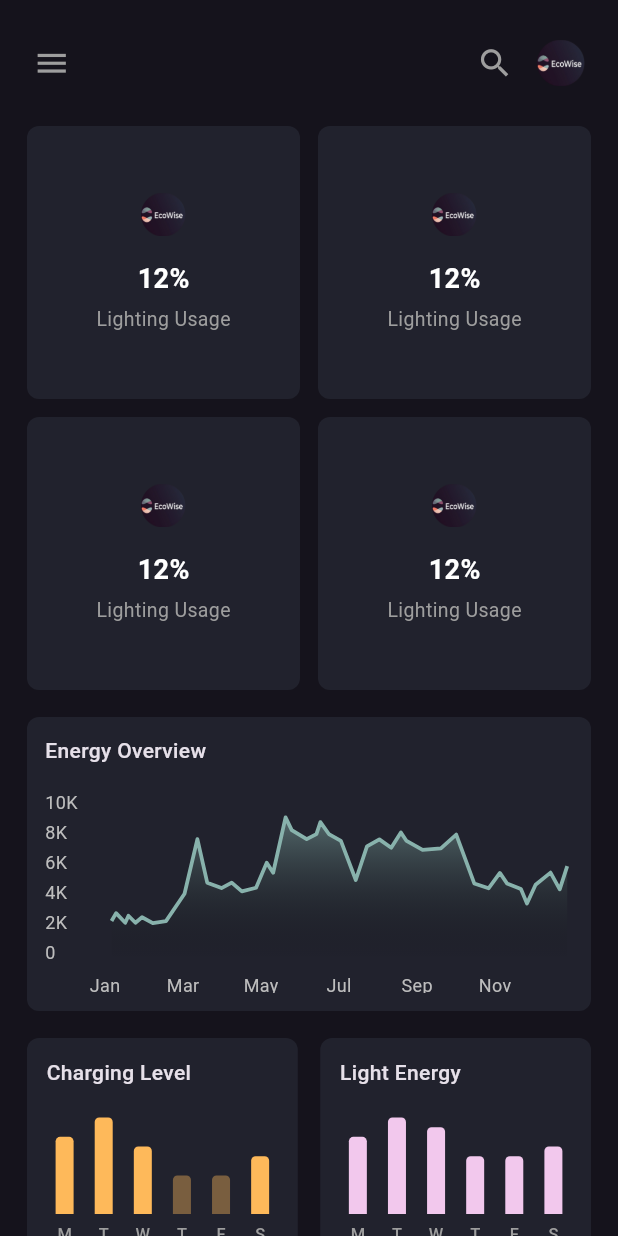
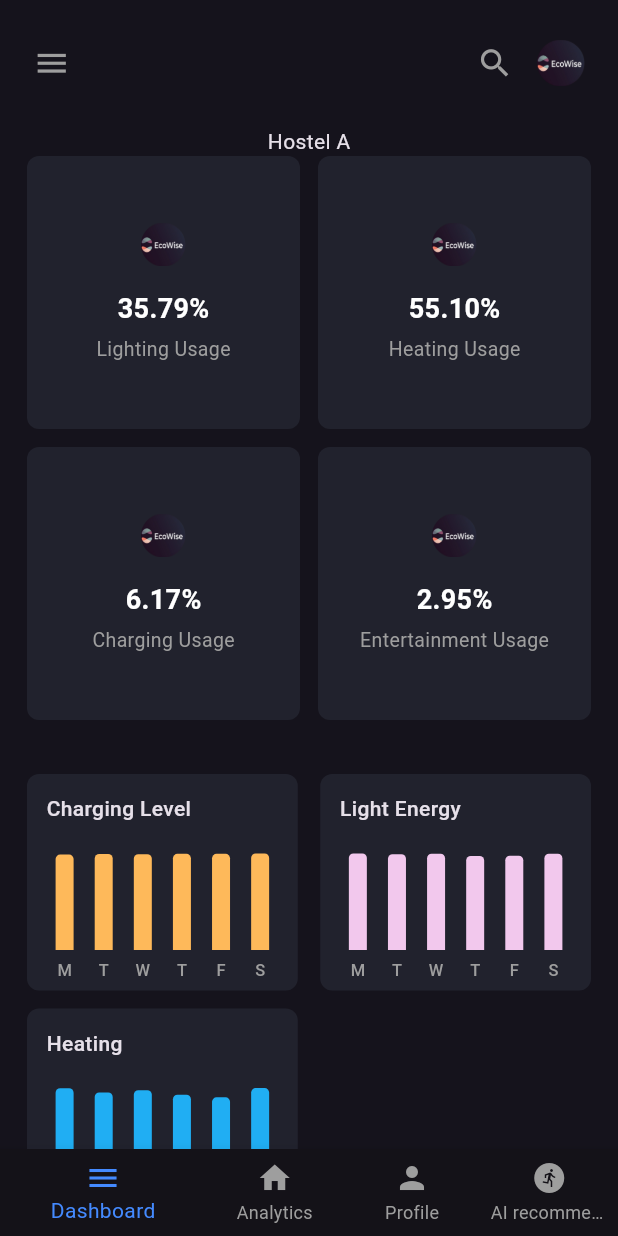
Before and after one commit to MurimiCaroline/EcoWise, a Flutter app: the Dashboard screen opened by its route, on a phone screen of 412 x 824 dp. Run offline on Flutter 3.47's test engine with Material 3 defaults, Android fonts, the light colour scheme and no system bars; drawn by our look-alikes of fl_chart; our stand-ins replace firebase_auth, firebase_core; accounts and stored records are empty.

Commit message:
add bottom navigation bar

```diff
--- a/lib/Widgets/custom_card_widget.dart
+++ b/lib/Widgets/custom_card_widget.dart
@@ -17,7 +17,7 @@ class CustomCard extends StatelessWidget {
         color: color ?? cardBackgroundColor,
       ),
       child: Padding(
-        padding: padding ?? EdgeInsets.all(12.0),
+        padding: padding ?? EdgeInsets.all(8.0),
         child: child,
       ),
     );
--- a/lib/Widgets/dashboard_widget.dart
+++ b/lib/Widgets/dashboard_widget.dart
@@ -1,10 +1,10 @@
 
 import 'package:eco_wise/Util/responsive.dart';
 import 'package:eco_wise/Widgets/bar_graph_widget.dart';
+import 'package:eco_wise/Widgets/hostelcard.dart';
 import 'package:eco_wise/Widgets/summary_widget.dart';
 import 'package:eco_wise/widgets/activity_details_card.dart';
 import 'package:eco_wise/widgets/header_widget.dart';
-import 'package:eco_wise/widgets/line_chart_card.dart';
 import 'package:flutter/material.dart';
 
 class DashboardWidget extends StatelessWidget {
@@ -20,9 +20,10 @@ class DashboardWidget extends StatelessWidget {
             const SizedBox(height: 18),
             const HeaderWidget(),
             const SizedBox(height: 18),
+            const HostelName(),
             const ActivityDetailsCard(),
             const SizedBox(height: 18),
-            const LineChartCard(),
+            // const LineChartCard(),
             const SizedBox(height: 18),
             const BarGraphCard(),
             const SizedBox(height: 18),
--- /dev/null
+++ b/lib/Widgets/hostelcard.dart
@@ -0,0 +1,12 @@
+import 'package:flutter/material.dart';
+
+class HostelName extends StatelessWidget {
+  const HostelName({super.key});
+
+  @override
+  Widget build(BuildContext context) {
+    return Container(
+      child: Text("Hostel A"),
+    );
+  }
+}
--- a/lib/Widgets/pie_chart_widget.dart
+++ b/lib/Widgets/pie_chart_widget.dart
@@ -30,7 +30,7 @@ class Chart extends StatelessWidget {
               children: [
                 const SizedBox(height: defaultPadding),
                 Text(
-                  "70%",
+                  "61.8%",
                   style: Theme.of(context).textTheme.headlineMedium!.copyWith(
                         color: Colors.white,
                         fontWeight: FontWeight.w600,
--- a/lib/Widgets/summary_details.dart
+++ b/lib/Widgets/summary_details.dart
@@ -12,9 +12,10 @@ class SummaryDetails extends StatelessWidget {
       child: Row(
         mainAxisAlignment: MainAxisAlignment.spaceBetween,
         children: [
-          buildDetails('Lighting', '305kw'),
-          buildDetails('Charging', '10983kw'),
-          buildDetails('Heating', '7kw'),
+          buildDetails('Lighting', '50kw'),
+          buildDetails('Charging', '8kW'),
+          buildDetails('Heating', '63kw'),
+          buildDetails('Entertainment', '4kw'),
 
         ],
       ),
--- a/lib/data/bar_graph_data.dart
+++ b/lib/data/bar_graph_data.dart
@@ -9,31 +9,31 @@ class BarGraphData {
         label: "Charging Level",
         color: Color(0xFFFEB95A),
         graph: [
-          GraphModel(x: 0, y: 8),
-          GraphModel(x: 1, y: 10),
-          GraphModel(x: 2, y: 7),
-          GraphModel(x: 3, y: 4),
-          GraphModel(x: 4, y: 4),
-          GraphModel(x: 5, y: 6),
+          GraphModel(x: 0, y: 7.82),
+          GraphModel(x: 1, y: 7.87),
+          GraphModel(x: 2, y: 7.85),
+          GraphModel(x: 3, y: 7.88),
+          GraphModel(x: 4, y: 7.88),
+          GraphModel(x: 5, y: 7.91),
         ]),
     const BarGraphModel(label: "Light Energy", color: Color(0xFFF2C8ED), graph: [
-      GraphModel(x: 0, y: 8),
-      GraphModel(x: 1, y: 10),
-      GraphModel(x: 2, y: 9),
-      GraphModel(x: 3, y: 6),
-      GraphModel(x: 4, y: 6),
-      GraphModel(x: 5, y: 7),
+      GraphModel(x: 0, y: 35.78),
+      GraphModel(x: 1, y: 35.52),
+      GraphModel(x: 2, y: 35.67),
+      GraphModel(x: 3, y: 34.89),
+      GraphModel(x: 4, y: 34.94),
+      GraphModel(x: 5, y: 35.68),
     ]),
     const BarGraphModel(
         label: "Heating",
         color: Color(0xFF20AEF3),
         graph: [
-          GraphModel(x: 0, y: 7),
-          GraphModel(x: 1, y: 10),
-          GraphModel(x: 2, y: 7),
-          GraphModel(x: 3, y: 4),
-          GraphModel(x: 4, y: 4),
-          GraphModel(x: 5, y: 10),
+          GraphModel(x: 0, y: 55.01),
+          GraphModel(x: 1, y: 52.65),
+          GraphModel(x: 2, y: 53.89),
+          GraphModel(x: 3, y: 51.27),
+          GraphModel(x: 4, y: 49.82),
+          GraphModel(x: 5, y: 55.09),
         ]),
   ];
 
--- /dev/null
+++ b/lib/data/bottomNave_data.dart
@@ -0,0 +1,15 @@
+import 'package:eco_wise/model/icon_menu_model.dart';
+import 'package:flutter/material.dart';
+
+class BottonNavData {
+  final menu =  <MenuModel>[
+    MenuModel(icon: Icons.menu, title: 'Dashboard', onTap: (){ }),
+    MenuModel(icon: Icons.home, title: 'Analytics', onTap: () {  }),
+    MenuModel(icon: Icons.person, title: 'Profile', onTap: () {  }),
+    MenuModel(icon: Icons.run_circle, title: 'AI recommendations', onTap: () {
+
+     }),
+
+
+  ];
+}
--- a/lib/data/energy_details.dart
+++ b/lib/data/energy_details.dart
@@ -2,9 +2,9 @@ import 'package:eco_wise/model/energy_model.dart';
 
 class EnergyDetails{
   final energyData = [
-    EnergyModel(icon: "assets/images/ic_launcher.png", value: "12%", title: "Lighting Usage"),
-    EnergyModel(icon: "assets/images/ic_launcher.png", value: "12%", title: "Lighting Usage"),
-    EnergyModel(icon: "assets/images/ic_launcher.png", value: "12%", title: "Lighting Usage"),
-    EnergyModel(icon: "assets/images/ic_launcher.png", value: "12%", title: "Lighting Usage"),
+    EnergyModel(icon: "assets/images/ic_launcher.png", value: "35.79%", title: "Lighting Usage"),
+    EnergyModel(icon: "assets/images/ic_launcher.png", value: "55.10%", title: "Heating Usage"),
+    EnergyModel(icon: "assets/images/ic_launcher.png", value: "6.17%", title: "Charging Usage"),
+    EnergyModel(icon: "assets/images/ic_launcher.png", value: "2.95%", title: "Entertainment Usage"),
   ];
 }
--- a/lib/data/line_chart_data.dart
+++ b/lib/data/line_chart_data.dart
@@ -56,17 +56,12 @@ class LineData {
     100: '10K'
   };
   final bottomTitle = {
-    0: 'Jan',
-    10: 'Feb',
-    20: 'Mar',
-    30: 'Apr',
-    40: 'May',
-    50: 'Jun',
-    60: 'Jul',
-    70: 'Aug',
-    80: 'Sep',
-    90: 'Oct',
-    100: 'Nov',
-    110: 'Dec',
+    0: 'Mon',
+    20: 'Tue',
+    40: 'Wed',
+    60: 'Thur',
+    80: 'Fri',
+    100: 'Sat',
+
   };
 }
--- a/lib/data/schedule_task_data.dart
+++ b/lib/data/schedule_task_data.dart
@@ -2,8 +2,8 @@ import 'package:eco_wise/model/schedule_model.dart';
 
 class ScheduleTasksData {
   final scheduled = const [
-    ScheduledModel(title: "Peak Usage Time", date: "9AM - 10AM"),
-    ScheduledModel(title: "Moderate Ussage", date: "5PM - 6PM"),
-    ScheduledModel(title: "Low Usage Time", date: "9AM - 10AM"),
+    ScheduledModel(title: "Peak Usage Time", date: "6PM - 10PM"),
+    ScheduledModel(title: "Moderate Ussage", date: "11PM - 10AM"),
+    ScheduledModel(title: "Low Usage Time", date: "1PM - 4pM"),
   ];
 }
--- a/lib/data/side_menu_data.dart
+++ b/lib/data/side_menu_data.dart
@@ -1,4 +1,4 @@
-import 'package:eco_wise/model/menu_model.dart';
+import 'package:eco_wise/model/icon_menu_model.dart';
 import 'package:firebase_auth/firebase_auth.dart';
 import 'package:flutter/material.dart';
 
--- a/lib/main.dart
+++ b/lib/main.dart
@@ -2,8 +2,6 @@ import 'package:eco_wise/Core/constants/colours.dart';
 import 'package:eco_wise/screen/homepage.dart';
 import 'package:eco_wise/screen/login.dart';
 import 'package:eco_wise/screen/dashboard_main_screen.dart';
-import 'package:eco_wise/screen/splashscreen.dart';
-import 'package:eco_wise/Widgets/input_form.dart';
 import 'package:firebase_core/firebase_core.dart';
 import 'package:flutter/foundation.dart';
 import 'package:flutter/material.dart';
@@ -39,7 +37,7 @@ class MyApp extends StatelessWidget {
       routes: {
         '/home': (context) => HomePage(),
         '/logIn' : (context) => LogInPage(),
-        '/inputForm' : (context) => InputForm(),
+        // '/inputForm' : (context) => InputForm(),
          '/dashboard' : (context) => Dashboard(),
 
 
--- a/lib/screen/dashboard_main_screen.dart
+++ b/lib/screen/dashboard_main_screen.dart
@@ -1,12 +1,25 @@
-
+import 'package:eco_wise/Core/constants/colours.dart';
 import 'package:eco_wise/Util/responsive.dart';
 import 'package:eco_wise/Widgets/summary_widget.dart';
+import 'package:eco_wise/data/bottomNave_data.dart';
+import 'package:eco_wise/model/icon_menu_model.dart';
+ // Import BottomNavData
 import 'package:eco_wise/widgets/dashboard_widget.dart';
 import 'package:eco_wise/widgets/side_menu_widgets.dart';
 import 'package:flutter/material.dart';
 
-class Dashboard extends StatelessWidget {
+class Dashboard extends StatefulWidget {
   const Dashboard({super.key});
+
+  @override
+  _DashboardState createState() => _DashboardState();
+}
+
+class _DashboardState extends State<Dashboard> {
+  int _selectedIndex = 0;
+
+  // Use the menu from BottomNavData
+  final List<MenuModel> menuItems = BottonNavData().menu;
 
   @override
   Widget build(BuildContext context) {
@@ -14,10 +27,7 @@ class Dashboard extends StatelessWidget {
 
     return Scaffold(
       drawer: !isDesktop
-          ? const SizedBox(
-              width: 300,
-              child: SideMenuWidget(),
-            )
+          ? const SizedBox(width: 300, child: SideMenuWidget())
           : null,
       endDrawer: Responsive.isMobile(context)
           ? SizedBox(
@@ -26,26 +36,34 @@ class Dashboard extends StatelessWidget {
             )
           : null,
       body: SafeArea(
-        child: Row(
+        child: IndexedStack(
+          index: _selectedIndex,
           children: [
-            if (isDesktop)
-              Expanded(
-                flex: 2,
-                child: SizedBox(
-                  child: SideMenuWidget(),
-                ),
-              ),
-            Expanded(
-              flex: 7,
-              child: DashboardWidget(),
-            ),
-            if (isDesktop)
-              Expanded(
-                flex: 3,
-                child: SummaryWidget(),
-              ),
+            DashboardWidget(),
+
           ],
         ),
+      ),
+      bottomNavigationBar: BottomNavigationBar(
+
+        items: menuItems.map((menu) {
+          return BottomNavigationBarItem(
+            icon: Icon(menu.icon),
+            label: menu.title,
+          );
+        }).toList(),
+        currentIndex: _selectedIndex,
+        onTap: (index) {
+          setState(() {
+            _selectedIndex = index;
+          });
+          menuItems[index].onTap();
+        },
+        backgroundColor: cardBackgroundColor, // Background color
+  selectedItemColor: Colors.blueAccent, // Selected item color
+  unselectedItemColor: Colors.grey, // Unselected item color
+  showSelectedLabels: true, // Show labels for selected items
+  showUnselectedLabels: true,
       ),
     );
   }
--- a/lib/screen/splashscreen.dart
+++ b/lib/screen/splashscreen.dart
@@ -1,4 +1,3 @@
-import 'package:eco_wise/screen/homepage.dart';
 import 'package:flutter/material.dart';
 
 
--- a/pubspec.yaml
+++ b/pubspec.yaml
@@ -40,6 +40,7 @@ dependencies:
   # The following adds the Cupertino Icons font to your application.
   # Use with the CupertinoIcons class for iOS style icons.
   cupertino_icons: ^1.0.2
+  firebase_database: ^11.3.3
 
 dev_dependencies:
   flutter_test:
```
Also changed, not shown: lib/Widgets/input_form.dart (deleted, +0 -49 lines), lib/data/pie_chart_data.dart (+10 -10 lines), lib/model/icon_menu_model.dart (renamed from lib/model/menu_model.dart), pubspec.lock, 1 other file.
